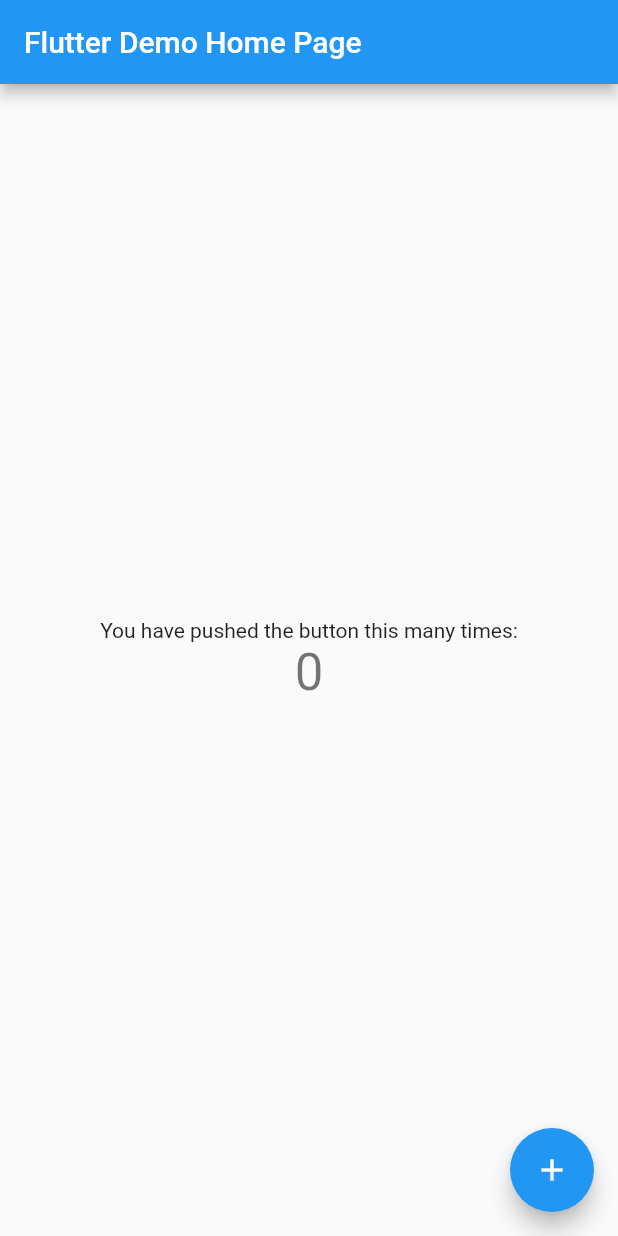
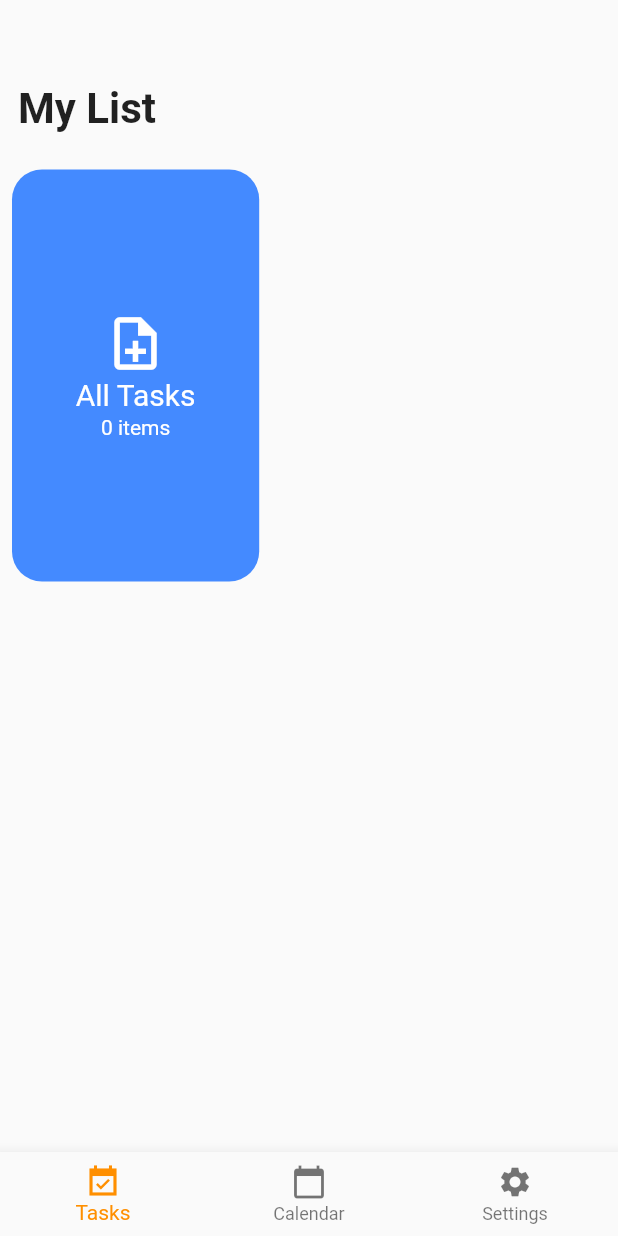
Before and after one commit to plunex/elite_106_flutter, a Flutter app: the screen it shows after launch, on a phone screen of 412 x 824 dp. Run offline on Flutter 3.47's test engine with Material 2 defaults, Android fonts, the phone set to English and light mode, and no system bars.

Commit message:
Worked on home screen

```diff
--- a/lib/main.dart
+++ b/lib/main.dart
@@ -1,113 +1,7 @@
 import 'package:flutter/material.dart';
+
+import 'src/my_app.dart';
 
 void main() {
   runApp(MyApp());
 }
-
-class MyApp extends StatelessWidget {
-  // This widget is the root of your application.
-  @override
-  Widget build(BuildContext context) {
-    return MaterialApp(
-      title: 'Flutter Demo',
-      theme: ThemeData(
-        // This is the theme of your application.
-        //
-        // Try running your application with "flutter run". You'll see the
-        // application has a blue toolbar. Then, without quitting the app, try
-        // changing the primarySwatch below to Colors.green and then invoke
-        // "hot reload" (press "r" in the console where you ran "flutter run",
-        // or simply save your changes to "hot reload" in a Flutter IDE).
-        // Notice that the counter didn't reset back to zero; the application
-        // is not restarted.
-        primarySwatch: Colors.blue,
-      ),
-      home: MyHomePage(title: 'Flutter Demo Home Page'),
-    );
-  }
-}
-
-class MyHomePage extends StatefulWidget {
-  MyHomePage({Key? key, required this.title}) : super(key: key);
-
-  // This widget is the home page of your application. It is stateful, meaning
-  // that it has a State object (defined below) that contains fields that affect
-  // how it looks.
-
-  // This class is the configuration for the state. It holds the values (in this
-  // case the title) provided by the parent (in this case the App widget) and
-  // used by the build method of the State. Fields in a Widget subclass are
-  // always marked "final".
-
-  final String title;
-
-  @override
-  _MyHomePageState createState() => _MyHomePageState();
-}
-
-class _MyHomePageState extends State<MyHomePage> {
-  int _counter = 0;
-
-  void _incrementCounter() {
-    setState(() {
-      // This call to setState tells the Flutter framework that something has
-      // changed in this State, which causes it to rerun the build method below
-      // so that the display can reflect the updated values. If we changed
-      // _counter without calling setState(), then the build method would not be
-      // called again, and so nothing would appear to happen.
-      _counter++;
-    });
-  }
-
-  @override
-  Widget build(BuildContext context) {
-    // This method is rerun every time setState is called, for instance as done
-    // by the _incrementCounter method above.
-    //
-    // The Flutter framework has been optimized to make rerunning build methods
-    // fast, so that you can just rebuild anything that needs updating rather
-    // than having to individually change instances of widgets.
-    return Scaffold(
-      appBar: AppBar(
-        // Here we take the value from the MyHomePage object that was created by
-        // the App.build method, and use it to set our appbar title.
-        title: Text(widget.title),
-      ),
-      body: Center(
-        // Center is a layout widget. It takes a single child and positions it
-        // in the middle of the parent.
-        child: Column(
-          // Column is also a layout widget. It takes a list of children and
-          // arranges them vertically. By default, it sizes itself to fit its
-          // children horizontally, and tries to be as tall as its parent.
-          //
-          // Invoke "debug painting" (press "p" in the console, choose the
-          // "Toggle Debug Paint" action from the Flutter Inspector in Android
-          // Studio, or the "Toggle Debug Paint" command in Visual Studio Code)
-          // to see the wireframe for each widget.
-          //
-          // Column has various properties to control how it sizes itself and
-          // how it positions its children. Here we use mainAxisAlignment to
-          // center the children vertically; the main axis here is the vertical
-          // axis because Columns are vertical (the cross axis would be
-          // horizontal).
-          mainAxisAlignment: MainAxisAlignment.center,
-          children: <Widget>[
-            Text(
-              'You have pushed the button this many times:',
-            ),
-            Text(
-              '$_counter',
-              style: Theme.of(context).textTheme.headline4,
-            ),
-          ],
-        ),
-      ),
-      floatingActionButton: FloatingActionButton(
-        onPressed: _incrementCounter,
-        tooltip: 'Increment',
-        child: Icon(Icons.add),
-      ), // This trailing comma makes auto-formatting nicer for build methods.
-    );
-  }
-}
--- /dev/null
+++ b/lib/src/constants/string_constant.dart
@@ -0,0 +1,30 @@
+class StringConstant {
+  /*Validator class*/
+
+  static const String empty_email = 'Email is Required';
+  static const String invalid_email = 'Invalid Email';
+  static const String empty_user_name = 'User-Name is Required';
+  static const String invalid_user_name = 'Invalid User-Name';
+  static const String password_hint = '**************';
+  static const String invalid_password = 'Invalid Password';
+  static const String error_message = 'Error Message';
+  static const String empty_first_name = 'First Name is Required';
+  static const String sign_in = 'Sign in';
+  static const String invalid_user_credentials = "Invalid user credentials";
+  static const app_name = "Elite 106";
+  static const String email = 'Email';
+  static const String welcome_to_home_screen = 'Welocome to Home Screen';
+  static const String password = 'Password';
+  static const String type_email = 'Type email';
+  static const String no = 'No';
+  static const String yes = 'Yes';
+  static const String ok = 'Ok';
+  static const String home = 'Home';
+  static const String help = 'Self Help';
+  static const String profile = 'Profile';
+  static const String please_enter_email_address = "Please enter email address";
+
+  static const String please_check_internet_connectivity =
+      "Please check internet connectivity.";
+  static const String internet_alert = "Internet Alert";
+}
--- /dev/null
+++ b/lib/src/my_app.dart
@@ -0,0 +1,17 @@
+import 'package:flutter/material.dart';
+
+import 'ui/screens/home/home_screen.dart';
+
+class MyApp extends StatelessWidget {
+  const MyApp({Key? key}) : super(key: key);
+
+  @override
+  Widget build(BuildContext context) {
+    return MaterialApp(
+        title: 'Flutter Demo',
+        theme: ThemeData(
+          primarySwatch: Colors.blue,
+        ),
+        home: HomeScreen());
+  }
+}
--- /dev/null
+++ b/lib/src/ui/common/custom_appbar_widget.dart
@@ -0,0 +1,27 @@
+import 'package:flutter/material.dart';
+
+class CustomAppBarWidget extends StatelessWidget {
+  const CustomAppBarWidget({Key? key}) : super(key: key);
+
+  @override
+  Widget build(BuildContext context) {
+    return Container(
+      child: Row(
+        mainAxisAlignment: MainAxisAlignment.start,
+        children: [
+          // Icon(
+          //   Icons.chevron_left_sharp,
+          //   size: 34,
+          // ),
+          SizedBox(
+            width: 12,
+          ),
+          Text(
+            "My List",
+            style: TextStyle(fontSize: 28, fontWeight: FontWeight.bold),
+          )
+        ],
+      ),
+    );
+  }
+}
--- /dev/null
+++ b/lib/src/ui/screens/home/components/card_item_widget.dart
@@ -0,0 +1,64 @@
+import 'package:flutter/material.dart';
+
+class CardItem extends StatelessWidget {
+  final Color color;
+  final IconData iconData;
+  final String description;
+  final int? taskCount;
+  final Function onClick;
+
+  const CardItem({
+    Key? key,
+    required this.color,
+    required this.iconData,
+    required this.description,
+    this.taskCount,
+    required this.onClick,
+  }) : super(key: key);
+
+  @override
+  Widget build(BuildContext context) {
+    var screenWidth = MediaQuery.of(context).size.width;
+    var screenHeight = MediaQuery.of(context).size.height;
+
+    var cardWidth = screenWidth * 0.4;
+    var cardHeight = screenHeight / 3;
+
+    return Container(
+      width: cardWidth,
+      height: cardHeight,
+      margin: EdgeInsets.all(8),
+      decoration: BoxDecoration(
+          color: color, borderRadius: BorderRadius.all(Radius.circular(20))),
+      child: Column(
+        mainAxisAlignment: MainAxisAlignment.center,
+        children: [
+          Icon(
+            iconData,
+            color: Colors.white,
+            size: 42,
+          ),
+          SizedBox(
+            height: 2,
+          ),
+          Text(
+            description,
+            style: TextStyle(
+              color: Colors.white,
+              fontSize: 20,
+            ),
+          ),
+          SizedBox(height: 2),
+          taskCount == null
+              ? Container()
+              : Text(
+                  "$taskCount items",
+                  style: TextStyle(
+                    color: Colors.white,
+                  ),
+                ),
+        ],
+      ),
+    );
+  }
+}
--- /dev/null
+++ b/lib/src/ui/screens/home/home_screen.dart
@@ -0,0 +1,66 @@
+import 'package:flutter/material.dart';
+
+import 'sections/body_section.dart';
+
+class HomeScreen extends StatefulWidget {
+  const HomeScreen({Key? key}) : super(key: key);
+
+  @override
+  _HomeScreenState createState() => _HomeScreenState();
+}
+
+class _HomeScreenState extends State<HomeScreen> {
+  int _selectedIndex = 0;
+  static const TextStyle optionStyle =
+      TextStyle(fontSize: 30, fontWeight: FontWeight.bold);
+  static const List<Widget> _widgetOptions = <Widget>[
+    Text(
+      'Index 0: Home',
+      style: optionStyle,
+    ),
+    Text(
+      'Index 1: Business',
+      style: optionStyle,
+    ),
+    Text(
+      'Index 2: School',
+      style: optionStyle,
+    ),
+  ];
+
+  void _onItemTapped(int index) {
+    setState(() {
+      _selectedIndex = index;
+    });
+  }
+
+  @override
+  Widget build(BuildContext context) {
+    return Scaffold(
+      appBar: AppBar(
+        backgroundColor: Colors.transparent,
+        elevation: 0,
+      ),
+      body: BodySection(),
+      bottomNavigationBar: BottomNavigationBar(
+        items: const <BottomNavigationBarItem>[
+          BottomNavigationBarItem(
+            icon: Icon(Icons.event_available_sharp),
+            label: 'Tasks',
+          ),
+          BottomNavigationBarItem(
+            icon: Icon(Icons.calendar_today),
+            label: 'Calendar',
+          ),
+          BottomNavigationBarItem(
+            icon: Icon(Icons.settings),
+            label: 'Settings',
+          ),
+        ],
+        currentIndex: _selectedIndex,
+        selectedItemColor: Colors.amber[800],
+        onTap: _onItemTapped,
+      ),
+    );
+  }
+}
--- /dev/null
+++ b/lib/src/ui/screens/home/sections/body_section.dart
@@ -0,0 +1,29 @@
+import 'package:elite_106/src/ui/common/custom_appbar_widget.dart';
+import 'package:elite_106/src/ui/screens/home/components/card_item_widget.dart';
+import 'package:flutter/material.dart';
+
+class BodySection extends StatelessWidget {
+  const BodySection({Key? key}) : super(key: key);
+
+  @override
+  Widget build(BuildContext context) {
+    return Column(
+      crossAxisAlignment: CrossAxisAlignment.start,
+      children: [
+        CustomAppBarWidget(),
+        SizedBox(
+          height: 16,
+        ),
+        CardItem(
+          color: Colors.blueAccent,
+          iconData: Icons.note_add_outlined,
+          description: "All Tasks",
+          taskCount: 0,
+          onClick: onItemPressed,
+        ),
+      ],
+    );
+  }
+
+  onItemPressed(String title) {}
+}
```
Also changed, not shown: 1 other file.
